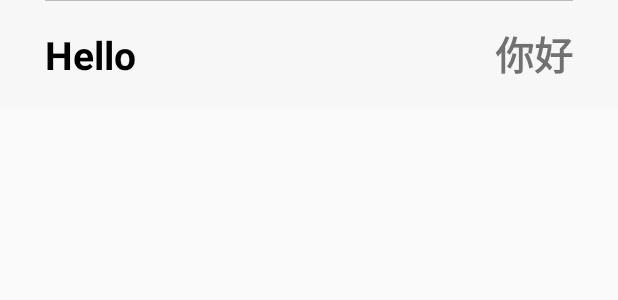
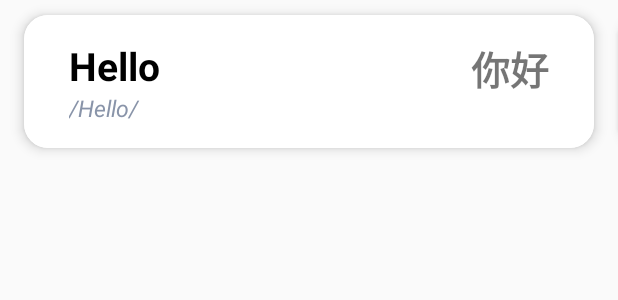
Before and after one commit to Spr-Aut/WordList, an Android app built with Jetpack Compose: the layout item_word_info_brief.xml on its own in the app's theme, with its tools: preview values and no code run, on a phone screen of 412 x 824 dp. Shown: the top 300 px of the screen. Run offline under Robolectric (Android 15) with nearby library versions, the phone set to English and light mode, and no system bars.

Commit message:
使用CardView更改了列表式单词本的UI；为按钮的单击事件增加了震动

```diff
--- a/app/src/main/java/com/example/wordlist/dao/WordDao.java
+++ b/app/src/main/java/com/example/wordlist/dao/WordDao.java
@@ -39,7 +39,7 @@ public interface WordDao {
     WordInfo getWordByName(String name);//用name查词
 
 
-    @Query("SELECT `name`,`desc` FROM WordInfo")
+    @Query("SELECT `name`,`desc`,`symbol_uk`,`symbol_us` FROM WordInfo")
     List<WordNameTransTuple> getWordList();
 
     @Query("SELECT `name`,`memory` FROM WordInfo WHERE word_operation = 0")
--- a/app/src/main/java/com/example/wordlist/fragment/WordListFragment.java
+++ b/app/src/main/java/com/example/wordlist/fragment/WordListFragment.java
@@ -29,6 +29,7 @@ import com.example.wordlist.entity.BookInfo;
 import com.example.wordlist.entity.WordInfo;
 import com.example.wordlist.tuple.WordNameTransTuple;
 import com.example.wordlist.util.MyTools;
+import com.example.wordlist.util.TempMsg;
 
 import java.util.ArrayList;
 import java.util.List;
@@ -40,7 +41,7 @@ public class WordListFragment extends Fragment {
     //private MyBroadcastReceiver broadcastReceiver;
     private SlideRecyclerViewAdapter slideAdapter;
     private SlideRecyclerView mRecyclerView;
-
+    private SharedPreferences userData;
     BookDao bookDao= MainApplication.getInstance().getBookDB().bookDao();
     WordDao wordDao=MainApplication.getInstance().getWordDB().wordDao();
     List<BookInfo> allBook;
@@ -51,6 +52,8 @@ public class WordListFragment extends Fragment {
         mView = inflater.inflate(R.layout.fragment_word_list, container, false);// 根据布局文件fragment_tab_second.xml生成视图对象
 
         initData();
+        userData=mContext.getSharedPreferences("UserData",Context.MODE_PRIVATE);
+        TempMsg.setIsUk(userData.getBoolean("isUk",true));//默认为英式音标
 
         mRecyclerView=mView.findViewById(R.id.rc_word_list);
 
--- a/app/src/main/res/layout/item_word_info_brief.xml
+++ b/app/src/main/res/layout/item_word_info_brief.xml
@@ -4,56 +4,77 @@
     android:layout_height="wrap_content"
     xmlns:app="http://schemas.android.com/apk/res-auto"
     android:orientation="horizontal"
-    android:id="@+id/view_linear"
     >
-    <RelativeLayout
+    <androidx.cardview.widget.CardView
+        android:layout_width="match_parent"
+        android:layout_height="wrap_content"
+        android:layout_marginHorizontal="@dimen/padding_horizontal"
+        android:layout_marginVertical="10dp"
+        app:cardCornerRadius="16dp"
+        app:cardElevation="5dp"
+        >
+        <LinearLayout
             android:id="@+id/view_item_brief"
             android:layout_width="match_parent"
             android:layout_height="wrap_content"
             android:paddingHorizontal="@dimen/padding_horizontal_item"
-        android:background="@color/main_bg"
+            android:paddingVertical="@dimen/padding_vertical_item"
+            android:orientation="horizontal"
+            android:background="@color/card_bg"
             >
             <LinearLayout
-            android:layout_width="match_parent"
-            android:layout_height="wrap_content"
-            android:orientation="horizontal"
-            >
-            <!--源文本-->
-            <TextView
-                android:id="@+id/tv_item_origin"
                 android:layout_width="0dp"
                 android:layout_height="wrap_content"
                 android:layout_weight="1"
-                android:layout_marginVertical="@dimen/padding_vertical_item"
+                android:orientation="vertical"
+                >
+                <TextView
+                    android:id="@+id/tv_item_origin"
+                    android:layout_width="match_parent"
+                    android:layout_height="wrap_content"
+                    android:layout_weight="1"
                     style="@style/TextStyleOrigin"
                     android:text="Hello"
                     />
+                <TextView
+                    android:id="@+id/tv_item_symbol"
+                    android:layout_width="match_parent"
+                    android:layout_height="wrap_content"
+                    android:layout_weight="1"
+                    android:textColor="@color/second_typeface"
+                    android:textSize="15sp"
+                    android:textStyle="italic"
+                    android:text="/Hello/"
+                    android:layout_below="@id/tv_item_origin"
+                    />
+            </LinearLayout>
+
             <!--翻译后的文本-->
             <TextView
                 android:id="@+id/tv_item_trans"
                 android:layout_width="0dp"
                 android:layout_height="wrap_content"
                 android:layout_weight="1"
-                android:layout_marginVertical="@dimen/padding_vertical_item"
+                style="@style/TextStyleTrans"
                 android:gravity="right"
-                style="@style/TextStyleTrans"
                 android:text="你好"
                 />
         </LinearLayout>
 
-        <View
-            android:layout_width="match_parent"
-            android:layout_height="1px"
-            android:background="@color/gray_line"
-            android:layout_alignParentTop="true"
-            />
-    </RelativeLayout>
-
+    </androidx.cardview.widget.CardView>
     <!--左滑后的内容-->
+    <androidx.cardview.widget.CardView
+        android:layout_width="200dp"
+        android:layout_height="match_parent"
+        android:layout_marginVertical="10dp"
+        app:cardCornerRadius="16dp"
+        app:cardElevation="5dp"
+        >
         <LinearLayout
             android:layout_width="200dp"
             android:layout_height="match_parent"
             android:orientation="horizontal"
+
             >
             <LinearLayout
                 android:id="@+id/view_item_brief_slide_delete"
@@ -90,5 +111,6 @@
                     />
             </LinearLayout>
         </LinearLayout>
+    </androidx.cardview.widget.CardView>
 
 </LinearLayout>
--- a/app/src/main/res/values-night/colors.xml
+++ b/app/src/main/res/values-night/colors.xml
@@ -32,6 +32,7 @@
     <color name="card_pager_head_bg">#2997ff</color>
     <color name="main_color">#4089ff</color>
     <color name="card_pager_small_text">#d4eaff</color>
+    <color name="second_typeface">#8994A9</color>
     <color name="main_typeface">#FFeeeeee</color>
     <color name="desc_typeface">#c0c0c0</color>
 
--- a/app/src/main/res/values-night/styles.xml
+++ b/app/src/main/res/values-night/styles.xml
@@ -54,6 +54,11 @@
         <item name="android:textSize">26sp</item>
     </style>
 
+    <!--音标-->
+    <style name="TextStyleSymbol">
+        <item name="android:textSize">16sp</item>
+    </style>
+
     <!--翻译后的文本-->
     <style name="TextStyleTrans">
         <item name="android:textStyle">bold</item>
--- a/app/src/main/res/values/colors.xml
+++ b/app/src/main/res/values/colors.xml
@@ -32,6 +32,7 @@
     <color name="card_pager_head_bg">#2997ff</color>
     <color name="main_color">#2997ff</color>
     <color name="card_pager_small_text">#d4eaff</color>
+    <color name="second_typeface">#8994A9</color>
     <color name="main_typeface">#FF000000</color>
     <color name="main_typeface_converse">#FFeeeeee</color>
     <color name="desc_typeface">#333944</color>
--- a/app/src/main/res/values/styles.xml
+++ b/app/src/main/res/values/styles.xml
@@ -70,6 +70,11 @@
         <item name="android:textSize">26sp</item>
     </style>
 
+    <!--音标-->
+    <style name="TextStyleSymbol">
+        <item name="android:textSize">16sp</item>
+    </style>
+
     <!--翻译后的文本-->
     <style name="TextStyleTrans">
         <item name="android:textStyle">bold</item>
```
Also changed, not shown: app/src/main/java/com/example/wordlist/adapter/SlideRecyclerViewAdapter.java (+11 -6 lines), app/src/main/java/com/example/wordlist/fragment/ReviewFragment.java (+21 -10 lines), app/src/main/java/com/example/wordlist/fragment/TranslateFragment.java (+20 -4 lines), app/src/main/java/com/example/wordlist/fragment/WordDetailFragment.java (+14 -3 lines), app/src/main/java/com/example/wordlist/fragment/WordDetailPagerFragment.java (+8 -2 lines), app/src/main/java/com/example/wordlist/tuple/WordNameTransTuple.java (+20 -0 lines), app/src/main/java/com/example/wordlist/util/MyTools.java (+12 -0 lines), app/src/main/res/layout/frgment_statistics.xml (+5 -5 lines), app/src/main/res/layout/item_word_info_brief_old.xml (added, +94 -0 lines). Lines whose indentation alone changed are shown as unchanged.
